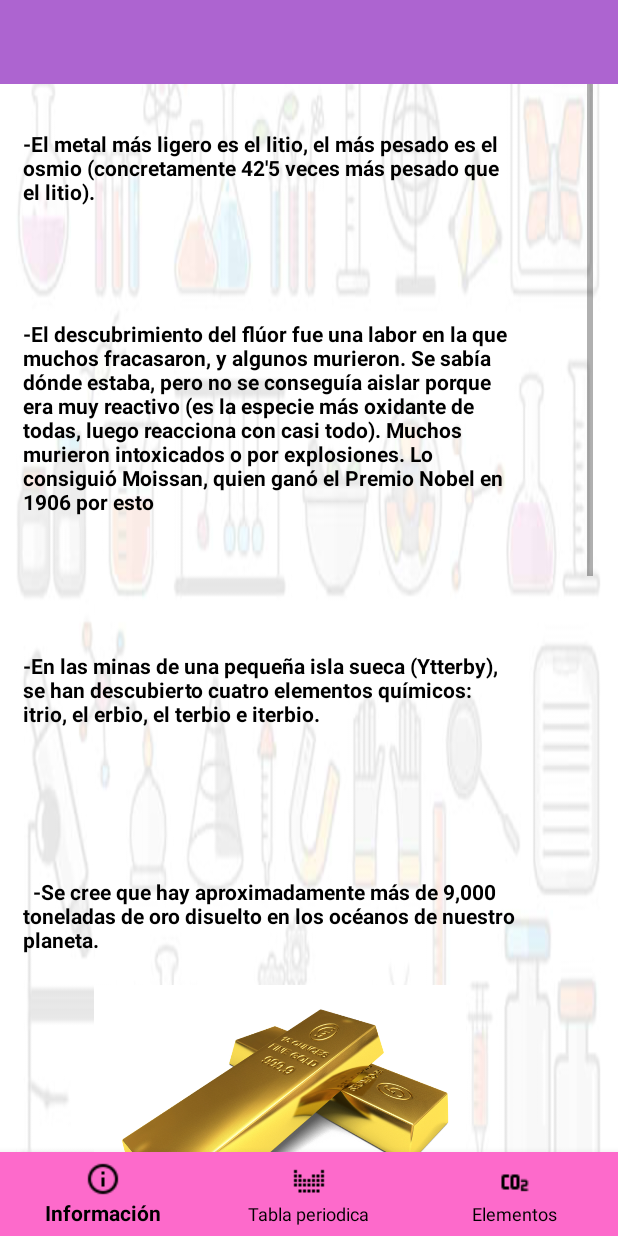
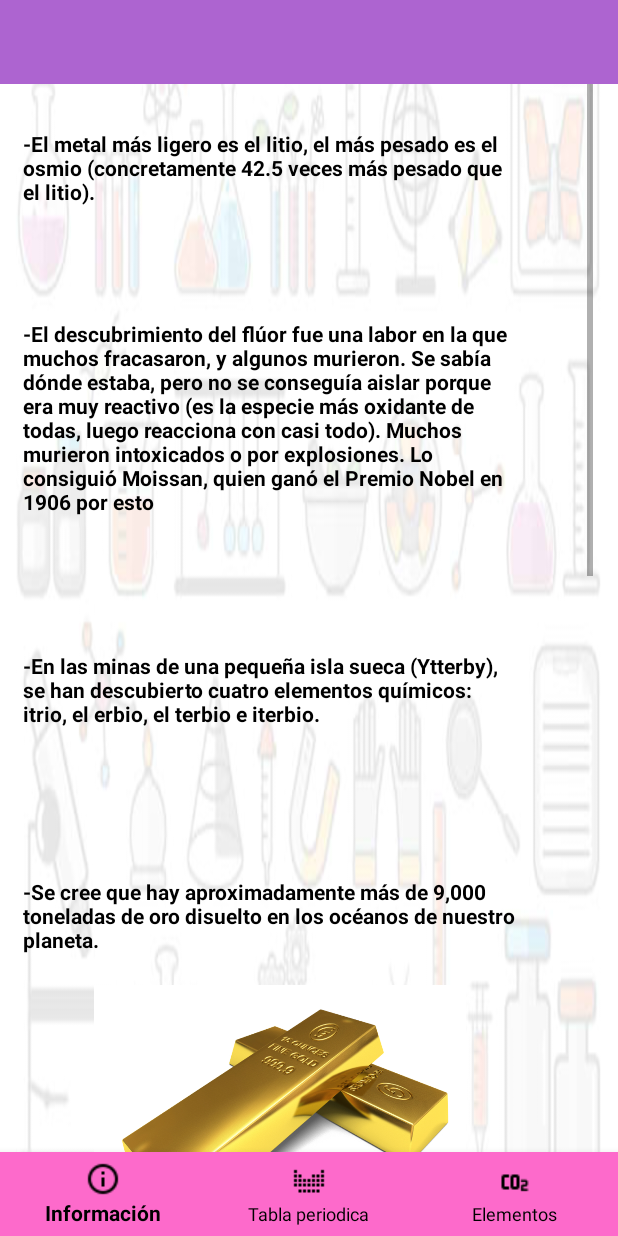
Before and after one commit to sarielpinto/Tabla_periodica, an Android app: the fragment infoFragment placed in its activity, on a phone screen of 412 x 824 dp. Run offline under Robolectric (Android 15) with nearby library versions, the phone set to English and light mode, and no system bars.

Commit message:
composicion <3

```diff
--- a/app/src/main/res/layout/fragment_info.xml
+++ b/app/src/main/res/layout/fragment_info.xml
@@ -38,7 +38,7 @@
                 android:layout_width="341dp"
                 android:layout_height="wrap_content"
                 android:layout_weight="1"
-                android:text="-El metal más ligero es el litio, el más pesado es el osmio (concretamente 42'5 veces más pesado que el litio)."
+                android:text="@string/uno"
                 android:textColor="#000000"
                 android:textStyle="bold"
 
@@ -58,7 +58,7 @@
                 android:layout_marginTop="30dp"
                 android:layout_weight="1"
                 android:paddingLeft="15dp"
-                android:text="-El descubrimiento del flúor fue una labor en la que muchos fracasaron, y algunos murieron. Se sabía dónde estaba, pero no se conseguía aislar porque era muy reactivo (es la especie más oxidante de todas, luego reacciona con casi todo). Muchos murieron intoxicados o por explosiones. Lo consiguió Moissan, quien ganó el Premio Nobel en 1906 por esto"
+                android:text="@string/dos"
                 android:textColor="#000000"
                 android:textStyle="bold" />
 
@@ -74,7 +74,7 @@
                 android:layout_marginTop="30dp"
                 android:layout_weight="1"
                 android:paddingLeft="15dp"
-                android:text="-En las minas de una pequeña isla sueca (Ytterby), se han descubierto cuatro elementos químicos: itrio, el erbio, el terbio e iterbio."
+                android:text="@string/tres"
                 android:textColor="#000000"
                 android:textStyle="bold" />
 
@@ -90,7 +90,7 @@
                 android:layout_marginTop="30dp"
                 android:layout_weight="1"
                 android:paddingLeft="15dp"
-                android:text="  -Se cree que hay aproximadamente más de 9,000 toneladas de oro disuelto en los océanos de nuestro planeta."
+                android:text="@string/cuatro"
                 android:textColor="#000000"
                 android:textStyle="bold" />
 
@@ -111,7 +111,7 @@
                 android:layout_width="match_parent"
                 android:layout_height="71dp"
                 android:layout_weight="1"
-                android:text="- En la Tabla Periódica no hay ninguna 'j'"
+                android:text="@string/cinco"
                 android:textColor="#000000"
                 android:textStyle="bold"
                 android:paddingLeft="15dp"
@@ -129,7 +129,7 @@
                 android:layout_centerHorizontal="true"
                 android:layout_weight="1"
                 android:freezesText="true"
-                android:text="-.Galio (Ga), escandio (Sc), germanio (Ge), polonio (Po), niponio (Np), y francio (Fr) son elementos que hacen referencia a países."
+                android:text="@string/seis"
                 android:textColor="#000000"
                 android:textStyle="bold"
                 android:paddingLeft="15dp"
@@ -158,7 +158,7 @@
                 android:layout_marginTop="30dp"
                 android:layout_weight="1"
                 android:freezesText="true"
-                android:text="- Dos de los científicos más importantes de la historia también han sido homenajeados en la Tabla Periódica: Einstein, con el einstenio (Es); y Copérnico, con el copernicio (Cn)"
+                android:text="@string/siete"
                 android:textColor="#000000"
                 android:textStyle="bold" />
 
@@ -185,7 +185,7 @@
                 android:layout_weight="1"
                 android:freezesText="true"
                 android:paddingLeft="15dp"
-                android:text="-El cloro es uno de los elementos químicos más contaminantes: Es un veneno mortal si es arrojado al mar o a los ríos. Basta ver las inmediaciones de algunas fábricas papeleras que utilizan cloro para blanquear el papel. Además, una sola molécula de cloro lanzada a la atmósfera destruye más de 9.000 moléculas de ozono, el gas que nos protege de las radiaciones negativas del Sol. "
+                android:text="@string/ocho"
                 android:textColor="#000000"
                 android:textStyle="bold" />
 
--- a/app/src/main/res/values/strings.xml
+++ b/app/src/main/res/values/strings.xml
@@ -12,6 +12,14 @@
     <string name="alcalinos">Alcalinos</string>
     <string name="lantanidos">Lantánidos</string>
     <string name="actinidos">Actínidos</string>
+<string name="uno"> -El metal más ligero es el litio, el más pesado es el osmio (concretamente 42.5 veces más pesado que el litio).</string>
+    <string name="dos">-El descubrimiento del flúor fue una labor en la que muchos fracasaron, y algunos murieron. Se sabía dónde estaba, pero no se conseguía aislar porque era muy reactivo (es la especie más oxidante de todas, luego reacciona con casi todo). Muchos murieron intoxicados o por explosiones. Lo consiguió Moissan, quien ganó el Premio Nobel en 1906 por esto"</string>
+     <string name="tres">-En las minas de una pequeña isla sueca (Ytterby), se han descubierto cuatro elementos químicos: itrio, el erbio, el terbio e iterbio.</string>
+   <string name="cuatro"> -Se cree que hay aproximadamente más de 9,000 toneladas de oro disuelto en los océanos de nuestro planeta."</string>
+   <string name="cinco">En la Tabla Periódica no hay ninguna "j"</string>
+    <string name="seis">.Galio (Ga), escandio (Sc), germanio (Ge), polonio (Po), niponio (Np), y francio (Fr) son elementos que hacen referencia a países.</string>
+   <string name="siete">- Dos de los científicos más importantes de la historia también han sido homenajeados en la Tabla Periódica: Einstein, con el einstenio (Es); y Copérnico, con el copernicio (Cn)"</string>
+   <string name="ocho">-El cloro es uno de los elementos químicos más contaminantes: Es un veneno mortal si es arrojado al mar o a los ríos. Basta ver las inmediaciones de algunas fábricas papeleras que utilizan cloro para blanquear el papel. Además, una sola molécula de cloro lanzada a la atmósfera destruye más de 9.000 moléculas de ozono, el gas que nos protege de las radiaciones negativas del Sol</string>
 
 
     <!-- TODO: Remove or change this placeholder text -->
```
